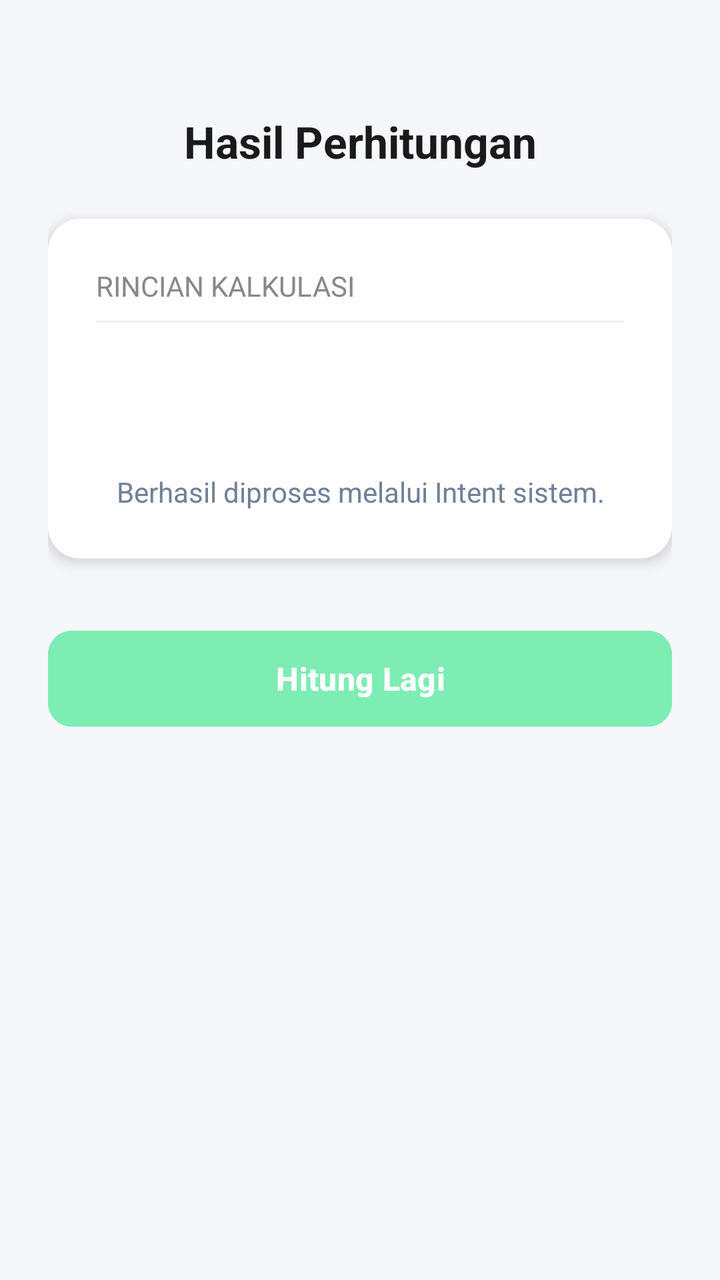
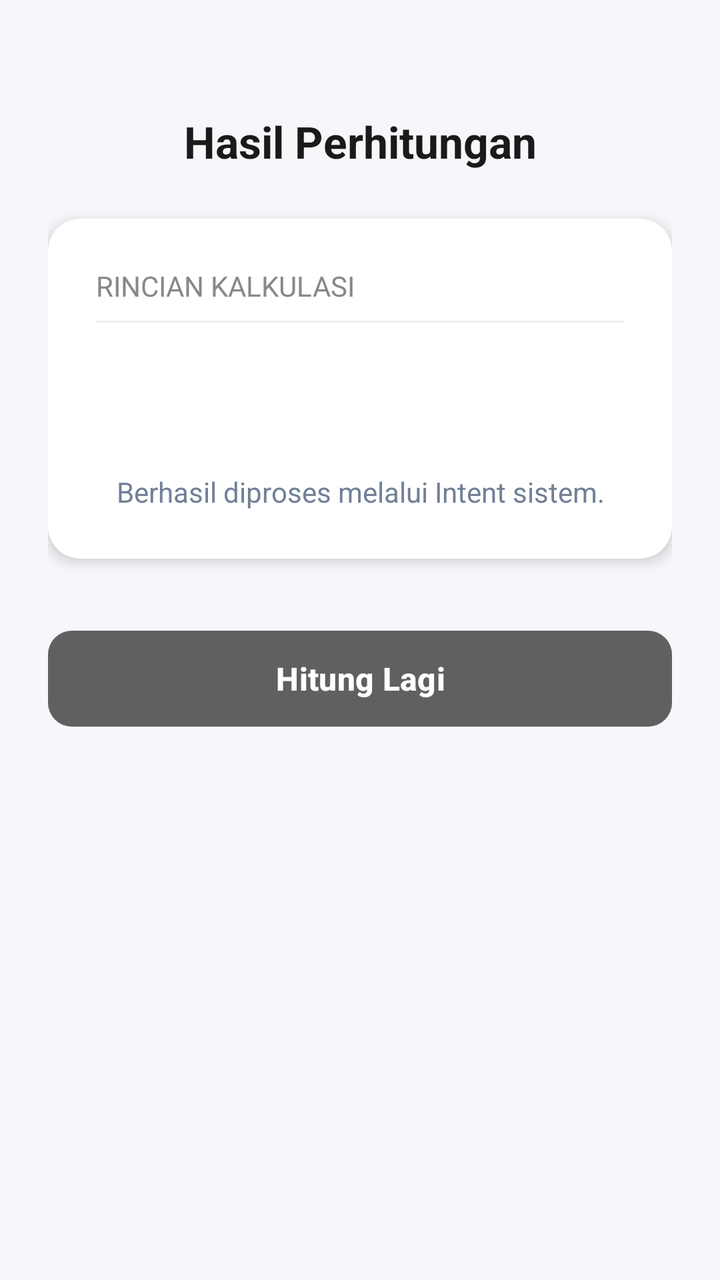

Screens rendered from an Android XML layout before and after an edit, with the pre-edit source and the edit as a unified diff.
<!-- AndroidManifest.xml: application theme Theme.Calculator -->
<!-- res/layout/activity_second.xml -->
<?xml version="1.0" encoding="utf-8"?>
<androidx.constraintlayout.widget.ConstraintLayout
    xmlns:android="http://schemas.android.com/apk/res/android"
    xmlns:app="http://schemas.android.com/apk/res-auto"
    android:id="@+id/second_main"
    android:layout_width="match_parent"
    android:layout_height="match_parent"
    android:background="#F5F7FA"
    android:padding="24dp">


    <TextView
        android:id="@+id/tvTitle"
        android:layout_width="wrap_content"
        android:layout_height="wrap_content"
        android:text="Hasil Perhitungan"
        android:textSize="22sp"
        android:textStyle="bold"
        android:textColor="#1A1A1A"
        app:layout_constraintTop_toTopOf="parent"
        app:layout_constraintStart_toStartOf="parent"
        app:layout_constraintEnd_toEndOf="parent"
        android:layout_marginTop="32dp"/>

    <androidx.cardview.widget.CardView
        android:id="@+id/cardResult"
        android:layout_width="0dp"
        android:layout_height="wrap_content"
        app:cardCornerRadius="16dp"
        app:cardElevation="4dp"
        app:cardBackgroundColor="@android:color/white"
        app:layout_constraintTop_toBottomOf="@id/tvTitle"
        app:layout_constraintStart_toStartOf="parent"
        app:layout_constraintEnd_toEndOf="parent"
        android:layout_marginTop="24dp">

        <LinearLayout
            android:layout_width="match_parent"
            android:layout_height="wrap_content"
            android:orientation="vertical"
            android:padding="24dp">


            <TextView
                android:layout_width="match_parent"
                android:layout_height="wrap_content"
                android:text="Rincian Kalkulasi"
                android:textSize="14sp"
                android:textColor="#888888"
                android:textAllCaps="true"/>

            <View
                android:layout_width="match_parent"
                android:layout_height="1dp"
                android:background="#EEEEEE"
                android:layout_marginTop="8dp"
                android:layout_marginBottom="16dp"/>

            
            <TextView
                android:id="@+id/tvResultValue"
                android:layout_width="match_parent"
                android:layout_height="wrap_content"
                android:textSize="32sp"
                android:textStyle="bold"
                android:textColor="#2D3748"
                android:gravity="center"
                android:layout_marginBottom="16dp"/>

            
            <TextView
                android:id="@+id/tvDetailInfo"
                android:layout_width="match_parent"
                android:layout_height="wrap_content"
                android:text="Berhasil diproses melalui Intent sistem."
                android:textSize="14sp"
                android:textColor="#718096"
                android:gravity="center"/>

        </LinearLayout>
    </androidx.cardview.widget.CardView>

    <Button
        android:id="@+id/btnBack"
        android:layout_width="0dp"
        android:layout_height="56dp"
        android:text="Hitung Lagi"
        android:textSize="16sp"
        android:textStyle="bold"
        android:backgroundTint="@color/tosca"
        app:cornerRadius="12dp"
        app:layout_constraintTop_toBottomOf="@id/cardResult"
        app:layout_constraintStart_toStartOf="parent"
        app:layout_constraintEnd_toEndOf="parent"
        android:layout_marginTop="32dp"/>

</androidx.constraintlayout.widget.ConstraintLayout>
<!-- resources referenced by this layout -->
<resources>
  <color name="tosca">#7DEDB4</color>
  <style name="Theme.Calculator" parent="Base.Theme.Calculator" />
  <style name="Base.Theme.Calculator" parent="Theme.Material3.DayNight.NoActionBar">
          
          
      </style>
</resources>

<!-- the commit's change to res/layout/activity_second.xml (unified diff, before → after) -->
@@ -87,7 +87,7 @@
         android:text="Hitung Lagi"
         android:textSize="16sp"
         android:textStyle="bold"
-        android:backgroundTint="@color/tosca"
+        android:backgroundTint="#6E1B1919"
         app:cornerRadius="12dp"
         app:layout_constraintTop_toBottomOf="@id/cardResult"
         app:layout_constraintStart_toStartOf="parent"
<!-- resource entries referenced after the edit -->
@@ -1,6 +1,5 @@
 <!-- resources referenced by this layout -->
 <resources>
-  <color name="tosca">#7DEDB4</color>
   <style name="Theme.Calculator" parent="Base.Theme.Calculator" />
   <style name="Base.Theme.Calculator" parent="Theme.Material3.DayNight.NoActionBar">
           
